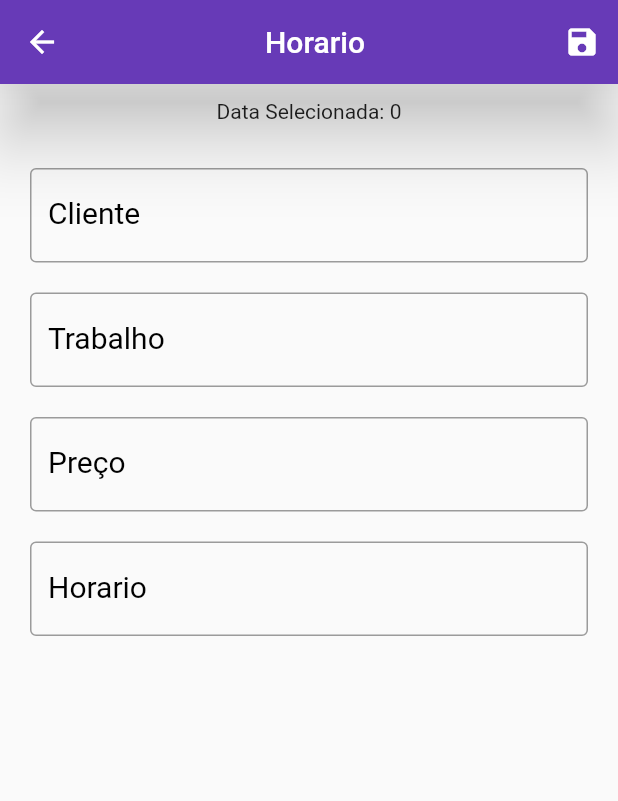
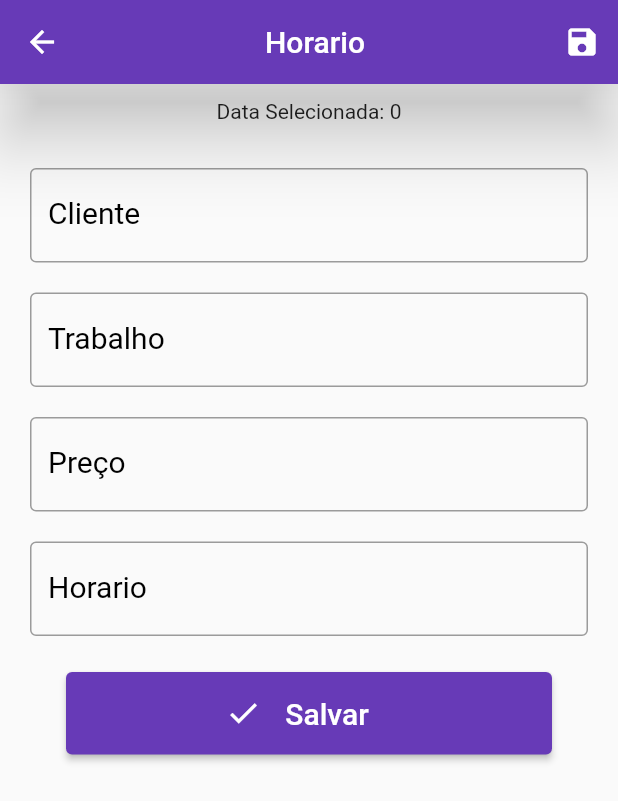
Before and after one commit to felipeoliveira92/RosaAzul, a Flutter app: the NewAlterWorkPage screen opened directly with empty values, on a phone screen of 412 x 824 dp. Shown: the top 801 px of the screen. Run offline on Flutter 3.47's test engine with Material 2 defaults, Android fonts, the light colour scheme and no system bars; network calls fail.

Commit message:
add botao salvar em workpage

```diff
--- a/lib/pages/newalterworkpage.dart
+++ b/lib/pages/newalterworkpage.dart
@@ -91,6 +91,26 @@ class _NewAlterWorkPageState extends State<NewAlterWorkPage> {
                             labelText: "Horario",
                             labelStyle: TextStyle(color: Colors.black)),
                       ),
+
+                      Container(
+                        alignment: Alignment.bottomCenter,
+                        margin: EdgeInsets.all(24.0),
+                        child: ElevatedButton(
+                          onPressed: () {
+
+                          },
+                          child: Row(
+                            mainAxisAlignment: MainAxisAlignment.center,
+                            children: [
+                              Icon(Icons.check),
+                              Padding(
+                                padding: EdgeInsets.all(16.0),
+                                child: Text('Salvar', style: TextStyle(fontSize: 20)),
+                              )
+                            ],
+                          ),
+                        ),
+                      ),
                     ],
                   ),
                 ),
```
